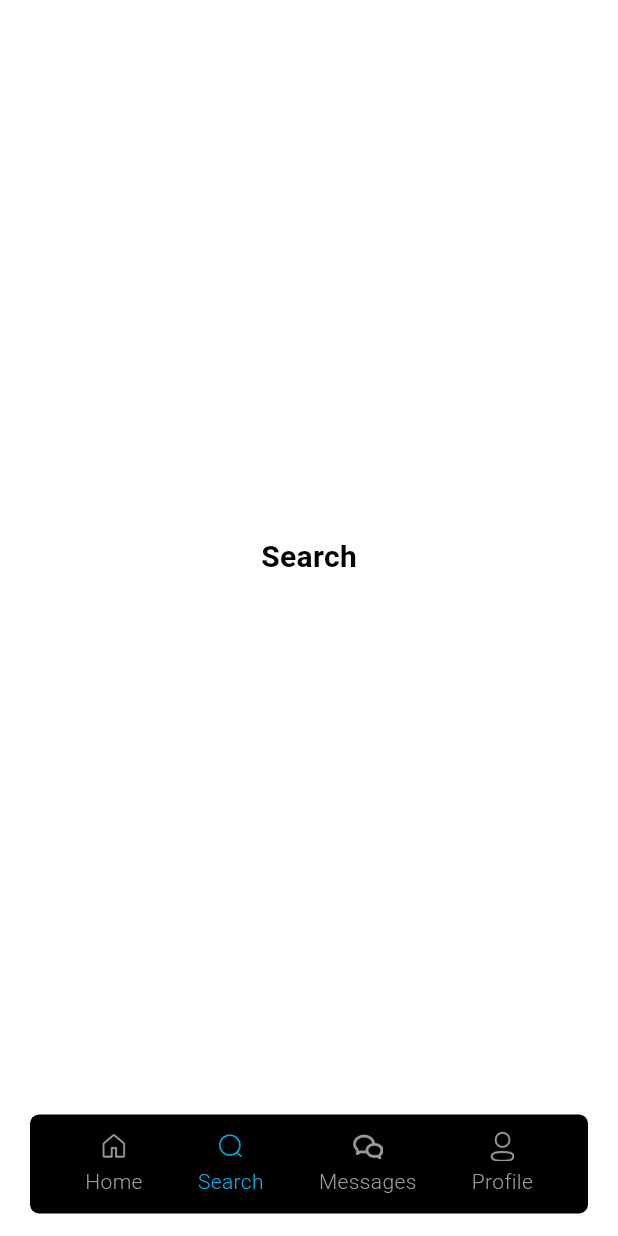
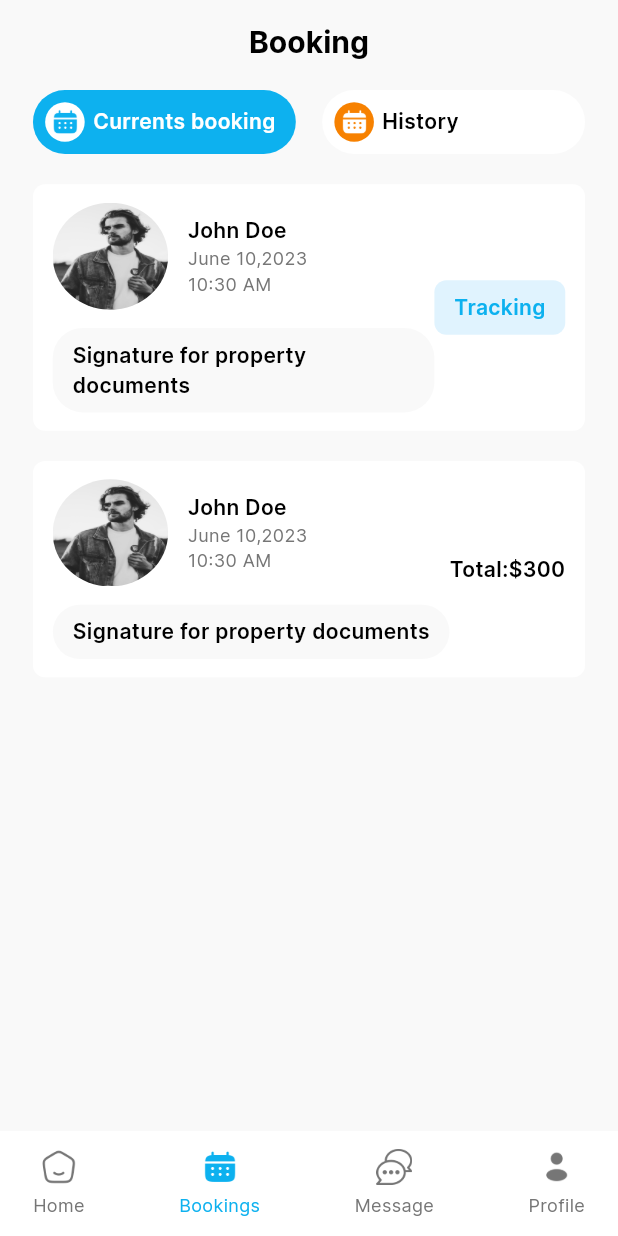
Before and after one commit to Fawadali521/Notary_Ping, a Flutter app: the Dashboard screen opened directly, swiped to page 2, on a phone screen of 412 x 824 dp. Run offline on Flutter 3.47's test engine with Material 3 defaults, Android fonts, the light colour scheme and no system bars; our stand-ins replace delayed_display, dots_indicator, expandable_page_view, flutter_screenutil, flutter_staggered_animations, get and 2 more; Roboto replaces fonts that are missing (Montserrat-Regular); project files that could hold a hidden picture were left out.

Commit message:
booking screen complete

```diff
--- a/lib/image_strings.dart
+++ b/lib/image_strings.dart
@@ -21,9 +21,12 @@ const String nextButtonIcon = "$icons/next.png";
 const String emailIcon = "$icons/email.png";
 const String userIcon = "$icons/user.png";
 const String passwordIcon = "$icons/password.png";
+const String bookingsIcon = "$icons/bookings.png";
+const String homeIcon = "$icons/home.png";
+const String messageIcon = "$icons/message.png";
 
 ///
 ///dynamic images
 ///
-const String user = "$images/user1.png";
+const String user = "$images/profileImage.png";
 const String electronic = "$images/khasab.png";
--- a/lib/main.dart
+++ b/lib/main.dart
@@ -1,5 +1,5 @@
-import 'package:notary_ping/LandingPage.dart';
 import 'package:notary_ping/index.dart';
+import 'package:notary_ping/src/modules/dashboard/DashboardScreen.dart';
 
 import 'src/services/Languages.dart';
 
@@ -35,7 +35,7 @@ class NotaryPingApp extends StatelessWidget {
           brightness: Brightness.light,
           useMaterial3: true,
         ),
-        home: const LandingPage(),
+        home: const Dashboard(),
       ),
     );
   }
--- a/lib/src/modules/dashboard/DashboardScreen.dart
+++ b/lib/src/modules/dashboard/DashboardScreen.dart
@@ -1,13 +1,11 @@
 // ignore_for_file: file_names
 
-import 'package:flutter/material.dart';
-import 'package:flutter/services.dart';
+import 'package:notary_ping/src/modules/dashboard/chat/chart.dart';
 import 'package:notary_ping/src/modules/dashboard/home/Home.dart';
 import 'package:notary_ping/src/modules/dashboard/profile/Profile.dart';
-import 'package:notary_ping/src/modules/dashboard/search/search.dart';
+import 'package:notary_ping/src/modules/dashboard/bookings/Bookings.dart';
 
-import '../../../styles.dart';
-import 'chat/chart.dart';
+import '../../../index.dart';
 
 class Dashboard extends StatefulWidget {
   const Dashboard({
@@ -19,9 +17,8 @@ class Dashboard extends StatefulWidget {
 }
 
 class _DashboardState extends State<Dashboard> {
-  int currentIndex = 3; // Set the initial index to 0
+  int currentIndex = 1;
   late final PageController? pageController;
-
   @override
   void initState() {
     pageController = PageController(
@@ -38,14 +35,8 @@ class _DashboardState extends State<Dashboard> {
 
   @override
   Widget build(BuildContext context) {
-    SystemChrome.setSystemUIOverlayStyle(const SystemUiOverlayStyle(
-      statusBarBrightness: Brightness.light,
-    ));
-
-    return SafeArea(
-      child: Scaffold(
-        // backgroundColor: Colors.transparent,
-        //extendBody: true,
+    return Scaffold(
+      extendBody: true,
       body: PageView(
         controller: pageController,
         physics: const NeverScrollableScrollPhysics(),
@@ -56,29 +47,23 @@ class _DashboardState extends State<Dashboard> {
         },
         children: const [
           HomeScreen(),
-            SearchScreen(),
+          Bookings(),
           Chats(),
           Profile(),
         ],
       ),
-        bottomNavigationBar: Padding(
-          padding: const EdgeInsets.only(bottom: 15, right: 20, left: 20),
-          child: Container(
-            height: 66,
-            decoration: BoxDecoration(
-              color: Colors.black,
-              borderRadius: BorderRadius.circular(6),
-            ),
+      bottomNavigationBar: Container(
+        height: 70,
+        color: Palette.whiteColor,
+        padding: EdgeInsets.symmetric(horizontal: 20.w),
         child: Row(
-              mainAxisAlignment: MainAxisAlignment.spaceEvenly,
+          mainAxisAlignment: MainAxisAlignment.spaceBetween,
           children: [
-                _buildNavItem(0, "Home", "assets/icon/home.png"),
-                _buildNavItem(1, "Search", "assets/icon/search.png"),
-                _buildNavItem(2, "Messages", "assets/icon/messages.png"),
-                _buildNavItem(3, "Profile", "assets/icon/profile.png"),
+            _buildNavItem(0, "Home", homeIcon),
+            _buildNavItem(1, "Bookings", bookingsIcon),
+            _buildNavItem(2, "Message", messageIcon),
+            _buildNavItem(3, "Profile", userIcon),
           ],
-            ),
-          ),
         ),
       ),
     );
@@ -91,32 +76,29 @@ class _DashboardState extends State<Dashboard> {
         pageController?.jumpToPage(index);
         setState(() {});
       },
-      child: SizedBox(
-        child: Padding(
-          padding: const EdgeInsets.only(top: 5, bottom: 5),
       child: Column(
         mainAxisSize: MainAxisSize.min,
         children: [
           ImageIcon(
             AssetImage(iconPath),
-                size: 20,
-                color:
-                    currentIndex == index ? Palette.primaryColor : Colors.grey,
+            size: 24,
+            color: currentIndex == index
+                ? Palette.primaryColor
+                : Palette.greyTextColor,
           ),
           Padding(
-                padding: const EdgeInsets.only(top: 3.5),
+            padding: EdgeInsets.only(top: 5.h),
             child: Text(
-                  label,
-                  style: TextStyles.bottomBarText.copyWith(
+              label.tr,
+              style: TextStyles.bodySmall.copyWith(
                 color: currentIndex == index
                     ? Palette.primaryColor
-                          : Colors.grey),
+                    : Palette.greyTextColor,
+              ),
             ),
           ),
         ],
       ),
-        ),
-      ),
     );
   }
 }
--- /dev/null
+++ b/lib/src/modules/dashboard/bookings/Bookings.dart
@@ -0,0 +1,239 @@
+// ignore_for_file: file_names
+
+import '../../../../index.dart';
+
+class Bookings extends StatelessWidget {
+  const Bookings({Key? key}) : super(key: key);
+
+  @override
+  Widget build(BuildContext context) {
+    return Scaffold(
+      backgroundColor: Palette.bgColor,
+      appBar: CustomAppBar(
+        title: 'Booking'.tr,
+        // isBack: false,
+      ),
+      body: Padding(
+        padding: EdgeInsets.symmetric(horizontal: 20.w),
+        child: ListView(
+          shrinkWrap: true,
+          children: [
+            Row(
+              children: [
+                Expanded(
+                  child: CustomBookingButon(
+                    onTap: () {},
+                    title: 'Currents booking'.tr,
+                    icon: bookingsIcon,
+                    isSlected: true,
+                  ),
+                ),
+                SizedBox(width: 16.w),
+                Expanded(
+                  child: CustomBookingButon(
+                    onTap: () {},
+                    title: 'History'.tr,
+                    icon: bookingsIcon,
+                    isSlected: false,
+                  ),
+                ),
+              ],
+            ),
+            SizedBox(height: 20.h),
+            const CustomBookingItem(
+              imgUrl: user,
+              name: 'John Doe',
+              date: 'June 10,2023',
+              time: '10:30 AM',
+            ),
+            SizedBox(height: 20.h),
+            const CustomBookingItem(
+              imgUrl: user,
+              name: 'John Doe',
+              date: 'June 10,2023',
+              time: '10:30 AM',
+              payemnt: "300",
+            ),
+          ],
+        ),
+      ),
+    );
+  }
+
+  // ignore: non_constant_identifier_names
+  PreferredSize CustomAppBar({required String title, bool? isBack}) {
+    return PreferredSize(
+      preferredSize: const Size.fromHeight(60),
+      child: AppBar(
+        backgroundColor: Palette.bgColor,
+        centerTitle: true,
+        title: Text(
+          title,
+          style: TextStyles.headlineLarge,
+        ),
+        elevation: 0,
+        leading: isBack == true
+            ? GestureDetector(
+                onTap: () => Get.back(),
+                child: Padding(
+                  padding:
+                      EdgeInsets.symmetric(horizontal: 20.w, vertical: 10.h),
+                  child: Icon(
+                    Icons.arrow_back_ios,
+                    color: Palette.blackColor.withOpacity(0.7),
+                  ),
+                ),
+              )
+            : null,
+      ),
+    );
+  }
+}
+
+class CustomBookingItem extends StatelessWidget {
+  final String imgUrl;
+  final String name;
+  final String date;
+  final String time;
+  final String? payemnt;
+  const CustomBookingItem({
+    super.key,
+    required this.imgUrl,
+    required this.name,
+    required this.date,
+    required this.time,
+    this.payemnt,
+  });
+
+  @override
+  Widget build(BuildContext context) {
+    return Container(
+      padding: EdgeInsets.symmetric(vertical: 12.h, horizontal: 12.w),
+      decoration: BoxDecoration(
+        color: Palette.whiteColor,
+        borderRadius: BorderStyles.normal,
+      ),
+      child: Row(
+        children: [
+          Expanded(
+            child: Column(
+              children: [
+                Row(
+                  children: [
+                    ClipOval(
+                      child: Image.asset(
+                        imgUrl,
+                        height: 65.w,
+                        width: 70.w,
+                        fit: BoxFit.fill,
+                      ),
+                    ),
+                    SizedBox(width: 12.w),
+                    Column(
+                      crossAxisAlignment: CrossAxisAlignment.start,
+                      children: [
+                        Text(
+                          name,
+                          style: TextStyles.titleMedium,
+                        ),
+                        Text(
+                          date,
+                          style: TextStyles.bodySmall,
+                        ),
+                        Text(
+                          time,
+                          style: TextStyles.bodySmall,
+                        ),
+                      ],
+                    )
+                  ],
+                ),
+                SizedBox(height: 12.h),
+                Container(
+                  padding:
+                      EdgeInsets.symmetric(vertical: 8.h, horizontal: 12.w),
+                  decoration: BoxDecoration(
+                    color: Palette.bgTextFeildColor,
+                    borderRadius: BorderRadius.circular(20),
+                  ),
+                  child: Text(
+                    "Signature for property documents".tr,
+                    style: TextStyles.titleMedium,
+                  ),
+                )
+              ],
+            ),
+          ),
+          payemnt == null
+              ? Container(
+                  padding:
+                      EdgeInsets.symmetric(vertical: 8.h, horizontal: 12.w),
+                  decoration: BoxDecoration(
+                    color: Palette.lightBlueColor,
+                    borderRadius: BorderStyles.normal,
+                  ),
+                  child: Text(
+                    "Tracking".tr,
+                    style: TextStyles.titleMedium.copyWith(
+                      color: Palette.primaryColor,
+                    ),
+                  ),
+                )
+              : Text(
+                  "Total:\$$payemnt",
+                  style: TextStyles.titleMedium,
+                ),
+        ],
+      ),
+    );
+  }
+}
+
+class CustomBookingButon extends StatelessWidget {
+  final String title;
+  final String icon;
+  final bool isSlected;
+  final VoidCallback onTap;
+  const CustomBookingButon({
+    super.key,
+    required this.title,
+    required this.icon,
+    required this.isSlected,
+    required this.onTap,
+  });
+
+  @override
+  Widget build(BuildContext context) {
+    return GestureDetector(
+      onTap: onTap,
+      child: Container(
+        padding: EdgeInsets.all(8.sp),
+        decoration: BoxDecoration(
+          color: isSlected ? Palette.primaryColor : Palette.whiteColor,
+          borderRadius: BorderRadius.circular(40),
+        ),
+        child: Row(
+          children: [
+            CircleAvatar(
+              radius: 13.sp,
+              backgroundColor:
+                  isSlected ? Palette.whiteColor : Palette.orangColor,
+              child: Image.asset(
+                bookingsIcon,
+                height: 18.sp,
+                color: isSlected ? Palette.primaryColor : Palette.whiteColor,
+              ),
+            ),
+            SizedBox(width: 5.w),
+            Text(
+              title,
+              style: TextStyles.titleMedium.copyWith(
+                color: isSlected ? Palette.whiteColor : Palette.blackColor,
+              ),
+            ),
+          ],
+        ),
+      ),
+    );
+  }
+}
--- a/lib/src/modules/dashboard/home/Home.dart
+++ b/lib/src/modules/dashboard/home/Home.dart
@@ -15,6 +15,7 @@ class _HomeScreenState extends State<HomeScreen> {
   @override
   Widget build(BuildContext context) {
     return const Scaffold(
+      backgroundColor: Palette.bgColor,
       body: Center(
         child: Text(
           'Home',
--- a/lib/src/modules/dashboard/profile/Profile.dart
+++ b/lib/src/modules/dashboard/profile/Profile.dart
@@ -3,7 +3,6 @@
 import 'package:delayed_display/delayed_display.dart';
 import 'package:flutter/cupertino.dart';
 import 'package:flutter/material.dart';
-import 'package:flutter/services.dart';
 import 'package:notary_ping/src/modules/dashboard/notification/Notification.dart';
 import 'package:notary_ping/src/modules/dashboard/profile/Languages.dart';
 import 'package:notary_ping/src/modules/dashboard/profile/TermAndCondition.dart';
@@ -56,9 +55,6 @@ class _ProfileState extends State<Profile> with TickerProviderStateMixin {
 
   @override
   Widget build(BuildContext context) {
-    SystemChrome.setSystemUIOverlayStyle(const SystemUiOverlayStyle(
-      statusBarBrightness: Brightness.dark,
-    ));
     double width = MediaQuery.of(context).size.width;
     double height = MediaQuery.of(context).size.height;
     return Scaffold(
--- a/lib/src/modules/dashboard/search/search.dart
+++ /dev/null
@@ -1,24 +0,0 @@
-import 'package:flutter/material.dart';
-
-import '../../../../styles.dart';
-
-class SearchScreen extends StatefulWidget {
-  const SearchScreen({Key? key}) : super(key: key);
-
-  @override
-  State<SearchScreen> createState() => _SearchState();
-}
-
-class _SearchState extends State<SearchScreen> {
-  @override
-  Widget build(BuildContext context) {
-    return const Scaffold(
-      body: Center(
-        child: Text(
-          'Search',
-          style: TextStyles.heading1,
-        ),
-      ),
-    );
-  }
-}
--- a/lib/src/services/Languages.dart
+++ b/lib/src/services/Languages.dart
@@ -59,6 +59,16 @@ class Languages extends Translations {
           'resetDescription':
               'Your password must be different from previously used  password',
           'Enter new password': 'Enter new password',
+          'Home': 'Home',
+          'Bookings': 'Bookings',
+          'Message': 'Message',
+          'Profile': 'Profile',
+          'Booking': 'Booking',
+          'History': 'History',
+          'Currents booking': 'Currents booking',
+          'Tracking': 'Tracking',
+          'Signature for property documents':
+              'Signature for property documents',
           '': '',
         },
       };
--- a/lib/styles.dart
+++ b/lib/styles.dart
@@ -197,6 +197,7 @@ class BorderStyles {
 }
 
 class Palette {
+  static const Color bgColor = Color(0xFFF9F9F9);
   static const Color primaryColor = Color(0xFF0DB1EF);
   static const Color bgTextFeildColor = Color(0xFFF9F9F9);
   static const Color secondaryColor = blue2;
@@ -209,4 +210,6 @@ class Palette {
   static const Color lightBlue = Color(0xFFCFEFFC);
   static const Color whiteColor = Color(0xFFFFFFFF);
   static const Color blackColor = Color(0xFF000000);
+  static const Color orangColor = Color(0xFFF78100);
+  static const Color lightBlueColor = Color(0xFFE0F3FE);
 }
```
Also changed, not shown: assets/icon/bookings.png (added), assets/icon/history.png (added), assets/icon/home.png, assets/icon/message.png (added). Lines whose indentation alone changed are shown as unchanged.
